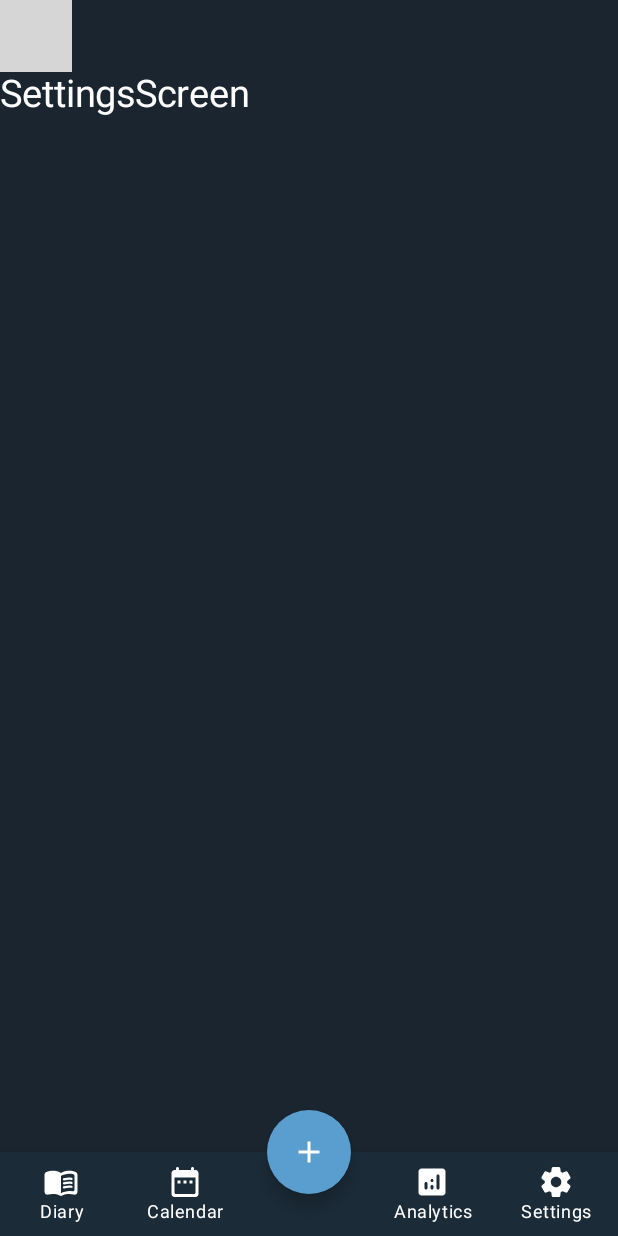
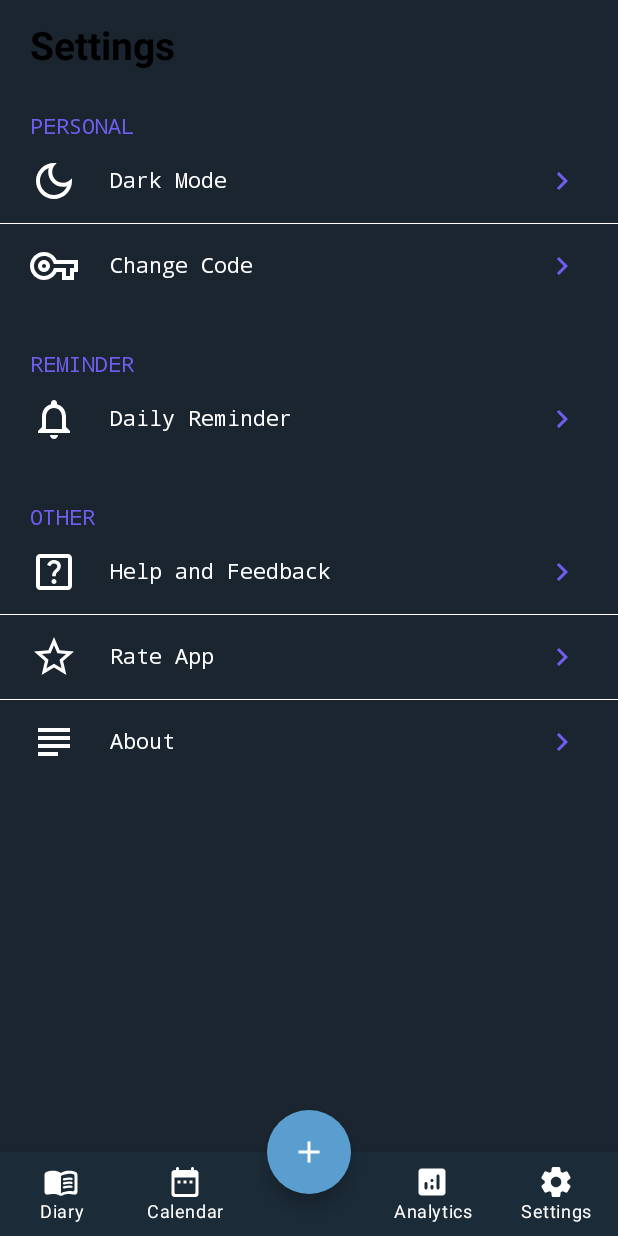
Before and after one commit to idnullZ/MyDiary, an Android app built with Jetpack Compose: the @Preview function SettingsScreenPreview, on a phone screen of 412 x 824 dp. Run offline under Robolectric (Android 15) with nearby library versions, the phone set to English and light mode, and no system bars; grey boxes are pictures that could not be loaded.

Commit message:
add SettingsScreen.kt

```diff
--- a/app/build.gradle
+++ b/app/build.gradle
@@ -10,7 +10,7 @@ android {
 
     defaultConfig {
         applicationId "idnull.z.mydiary"
-        minSdk 21
+        minSdk 24
         targetSdk 31
         versionCode 1
         versionName "1.0"
--- a/app/src/main/java/idnull/z/mydiary/ui/analytics_screen/AnalyticsScreen.kt
+++ b/app/src/main/java/idnull/z/mydiary/ui/analytics_screen/AnalyticsScreen.kt
@@ -3,6 +3,8 @@ package idnull.z.mydiary.ui.analytics_screen
 import androidx.compose.material.FabPosition
 import androidx.compose.material.Scaffold
 import androidx.compose.material.Text
+import androidx.compose.material.icons.Icons
+import androidx.compose.material.icons.outlined.Analytics
 import androidx.compose.runtime.Composable
 import androidx.compose.ui.graphics.Color
 import androidx.compose.ui.unit.sp
@@ -17,7 +19,7 @@ fun AnalyticsScreen(navController:NavController) {
 
     Scaffold(
         backgroundColor = PerfectDark,
-        topBar = { TopBar("Analytics", navController) },
+        topBar = { TopBar("Analytics",Icons.Outlined.Analytics) },
         floatingActionButton = { FabButton(navController = navController) },
         isFloatingActionButtonDocked = true,
         floatingActionButtonPosition = FabPosition.Center,
--- a/app/src/main/java/idnull/z/mydiary/ui/settings_screen/SettingsScreen.kt
+++ b/app/src/main/java/idnull/z/mydiary/ui/settings_screen/SettingsScreen.kt
@@ -1,17 +1,28 @@
 package idnull.z.mydiary.ui.settings_screen
 
+import androidx.compose.foundation.background
+import androidx.compose.foundation.layout.*
 import androidx.compose.material.FabPosition
 import androidx.compose.material.Scaffold
 import androidx.compose.material.Text
+import androidx.compose.material.icons.Icons
+import androidx.compose.material.icons.outlined.*
 import androidx.compose.runtime.Composable
+import androidx.compose.ui.Modifier
 import androidx.compose.ui.graphics.Color
+import androidx.compose.ui.text.font.FontWeight
 import androidx.compose.ui.tooling.preview.Preview
+import androidx.compose.ui.unit.dp
 import androidx.compose.ui.unit.sp
 import androidx.navigation.NavController
 import androidx.navigation.compose.rememberNavController
+import idnull.z.mydiary.ui.settings_screen.components.Divorce
+import idnull.z.mydiary.ui.settings_screen.components.SettingsItem
+import idnull.z.mydiary.ui.settings_screen.components.TextItem
 import idnull.z.mydiary.ui.shared_component.BottomBar
 import idnull.z.mydiary.ui.shared_component.FabButton
 import idnull.z.mydiary.ui.shared_component.TopBar
+import idnull.z.mydiary.ui.shared_component.TopText
 import idnull.z.mydiary.ui.theme.PerfectDark
 
 
@@ -19,13 +30,26 @@ import idnull.z.mydiary.ui.theme.PerfectDark
 fun SettingsScreen(navController: NavController) {
     Scaffold(
         backgroundColor = PerfectDark,
-        topBar = { TopBar("Settings", navController) },
         floatingActionButton = { FabButton(navController = navController) },
         isFloatingActionButtonDocked = true,
         floatingActionButtonPosition = FabPosition.Center,
         bottomBar = { BottomBar(navController = navController) },
     ) {
-        Text(text = "SettingsScreen", fontSize = 25.sp, color = Color.White)
+        Column {
+            TopText(text = "Settings")
+            TextItem(text = "PERSONAL")
+            SettingsItem(imageVector = Icons.Outlined.DarkMode, "Dark Mode")
+            Divorce()
+            SettingsItem(imageVector = Icons.Outlined.VpnKey, "Change Code")
+            TextItem(text = "REMINDER")
+            SettingsItem(imageVector = Icons.Outlined.Notifications, "Daily Reminder")
+            TextItem(text = "OTHER")
+            SettingsItem(imageVector = Icons.Outlined.HelpCenter, "Help and Feedback")
+            Divorce()
+            SettingsItem(imageVector = Icons.Outlined.StarBorder, "Rate App")
+            Divorce()
+            SettingsItem(imageVector = Icons.Outlined.Subject, "About")
+        }
     }
 }
 
--- /dev/null
+++ b/app/src/main/java/idnull/z/mydiary/ui/settings_screen/components/Divorce.kt
@@ -0,0 +1,20 @@
+package idnull.z.mydiary.ui.settings_screen.components
+
+import androidx.compose.foundation.background
+import androidx.compose.foundation.layout.Spacer
+import androidx.compose.foundation.layout.fillMaxWidth
+import androidx.compose.foundation.layout.height
+import androidx.compose.runtime.Composable
+import androidx.compose.ui.Modifier
+import androidx.compose.ui.graphics.Color
+import androidx.compose.ui.unit.dp
+
+@Composable
+fun Divorce() {
+
+
+    Spacer(modifier = Modifier
+        .fillMaxWidth()
+        .background(Color.White)
+        .height(0.5.dp))
+}
--- /dev/null
+++ b/app/src/main/java/idnull/z/mydiary/ui/settings_screen/components/SettingsItem.kt
@@ -0,0 +1,57 @@
+package idnull.z.mydiary.ui.settings_screen.components
+
+import androidx.compose.foundation.layout.*
+import androidx.compose.material.Icon
+import androidx.compose.material.Text
+import androidx.compose.material.icons.Icons
+import androidx.compose.material.icons.filled.NavigateNext
+import androidx.compose.runtime.Composable
+import androidx.compose.ui.Alignment
+import androidx.compose.ui.Modifier
+import androidx.compose.ui.graphics.Color
+import androidx.compose.ui.graphics.vector.ImageVector
+import androidx.compose.ui.text.font.FontFamily
+import androidx.compose.ui.text.font.FontWeight
+
+import androidx.compose.ui.unit.dp
+import androidx.compose.ui.unit.sp
+import idnull.z.mydiary.ui.theme.RoyalBlue
+
+@Composable
+fun SettingsItem(imageVector: ImageVector, text: String) {
+    Row(
+        verticalAlignment = Alignment.CenterVertically,
+        horizontalArrangement = Arrangement.SpaceBetween,
+        modifier = Modifier
+            .fillMaxWidth()
+            .height(56.dp)
+    ) {
+        Row(
+            horizontalArrangement = Arrangement.Start,
+            verticalAlignment = Alignment.CenterVertically
+        ) {
+            Icon(
+                imageVector = imageVector, contentDescription = text,
+                tint = Color.White, modifier = Modifier
+                    .padding(start = 20.dp, top = 12.dp, bottom = 12.dp)
+                    .size(32.dp)
+            )
+            Text(
+                text = text,
+                color = Color.White,
+                fontSize = 14.sp,
+                fontFamily = FontFamily.Monospace,
+                fontWeight = FontWeight.ExtraLight,
+                modifier = Modifier.padding(start = 21.dp)
+            )
+        }
+
+        Icon(
+            imageVector = Icons.Default.NavigateNext, contentDescription = "NavigateNext",
+            tint = RoyalBlue, modifier = Modifier
+                .padding(end = 25.dp)
+        )
+    }
+
+
+}
--- /dev/null
+++ b/app/src/main/java/idnull/z/mydiary/ui/settings_screen/components/TextItem.kt
@@ -0,0 +1,32 @@
+package idnull.z.mydiary.ui.settings_screen.components
+
+import androidx.compose.foundation.layout.Box
+import androidx.compose.foundation.layout.padding
+import androidx.compose.material.Text
+import androidx.compose.runtime.Composable
+import androidx.compose.ui.Modifier
+import androidx.compose.ui.graphics.Color
+import androidx.compose.ui.text.font.FontFamily
+import androidx.compose.ui.tooling.preview.Preview
+import androidx.compose.ui.unit.dp
+import idnull.z.mydiary.ui.theme.RoyalBlue
+import idnull.z.mydiary.ui.theme.Typography
+
+@Composable
+fun TextItem(text: String) {
+    Box() {
+        Text(
+            text = text,
+            fontFamily = FontFamily.Monospace,
+            color = RoyalBlue,
+            modifier = Modifier.padding(top = 30.dp, start = 20.dp)
+        )
+    }
+}
+
+@Preview
+@Composable
+fun tex() {
+    TextItem(text = "OTHER")
+
+}
--- /dev/null
+++ b/app/src/main/java/idnull/z/mydiary/ui/shared_component/TopText.kt
@@ -0,0 +1,19 @@
+package idnull.z.mydiary.ui.shared_component
+
+import androidx.compose.foundation.layout.padding
+import androidx.compose.material.Text
+import androidx.compose.runtime.Composable
+import androidx.compose.ui.Modifier
+import androidx.compose.ui.text.font.FontWeight
+import androidx.compose.ui.unit.dp
+import androidx.compose.ui.unit.sp
+
+@Composable
+fun TopText(text:String) {
+    Text(
+        text = text,
+        fontSize = 26.sp,
+        fontWeight = FontWeight.Bold,
+        modifier = Modifier.padding(start = 20.dp, top = 16.dp)
+    )
+}
--- a/app/src/main/java/idnull/z/mydiary/ui/theme/Color.kt
+++ b/app/src/main/java/idnull/z/mydiary/ui/theme/Color.kt
@@ -11,6 +11,7 @@ val myWhite = Color(0xFFE5F1F1)
 val PerfectDark = Color( 0xFF1b252f)
 val DarkBar = Color( 0xFF1b2b37)
 val ColorFAB = Color( 0xFF5a9ecf)
+val RoyalBlue = Color(0xED7762FF)
 
 val darkToolbarBackground = Color(0xff1f2428)
 val dayToolbarBackground = Color(0xFFFFFFFF)
```
Also changed, not shown: app/src/main/java/idnull/z/mydiary/ui/calendar_screen/CalendarScreen.kt (+54 -3 lines), app/src/main/java/idnull/z/mydiary/ui/calendar_screen/CalendarViewModel.kt (added, +42 -0 lines), app/src/main/java/idnull/z/mydiary/ui/calendar_screen/components/Calendar.kt (added, +22 -0 lines), app/src/main/java/idnull/z/mydiary/ui/calendar_screen/components/ItemDay.kt (added, +26 -0 lines), app/src/main/java/idnull/z/mydiary/ui/code_screen/components/ItemNumber.kt (+6 -1 lines), app/src/main/java/idnull/z/mydiary/ui/shared_component/TopBar.kt (+14 -3 lines).
